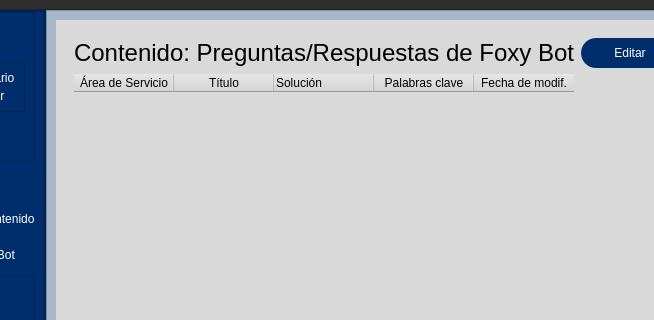
Above: windows_xml/EditorWindow.ui from Lomeli89/FoxyBotApp1.0 before the change; both pictures show x 89 to 743 and y 0 to 320 of the 910 by 610 pixel window. Below: the same form after it.
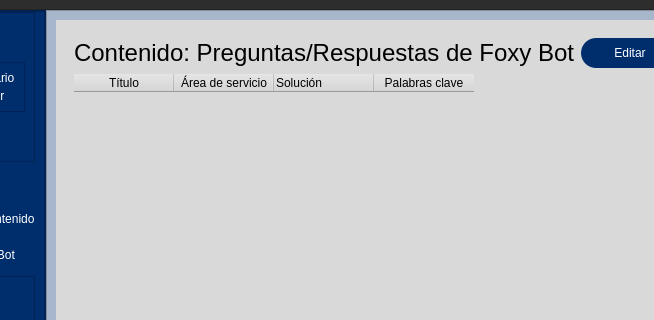
That is the form after the change. Icons and pictures are not drawn.

What changed in the file:
```diff
--- a/windows_xml/EditorWindow.ui
+++ b/windows_xml/EditorWindow.ui
@@ -803,16 +803,16 @@
                  </item>
                  <item>
                   <widget class="QTableWidget" name="tableWidget">
-                   <column>
-                    <property name="text">
-                     <string>Área de Servicio</string>
-                    </property>
-                   </column>
                    <column>
                     <property name="text">
                      <string>Título</string>
                     </property>
                    </column>
+                   <column>
+                    <property name="text">
+                     <string>Área de servicio</string>
+                    </property>
+                   </column>
                    <column>
                     <property name="text">
                      <string>Solución</string>
@@ -826,11 +826,6 @@
                      <string>Palabras clave</string>
                     </property>
                    </column>
-                   <column>
-                    <property name="text">
-                     <string>Fecha de modif.</string>
-                    </property>
-                   </column>
                   </widget>
                  </item>
                 </layout>
```
